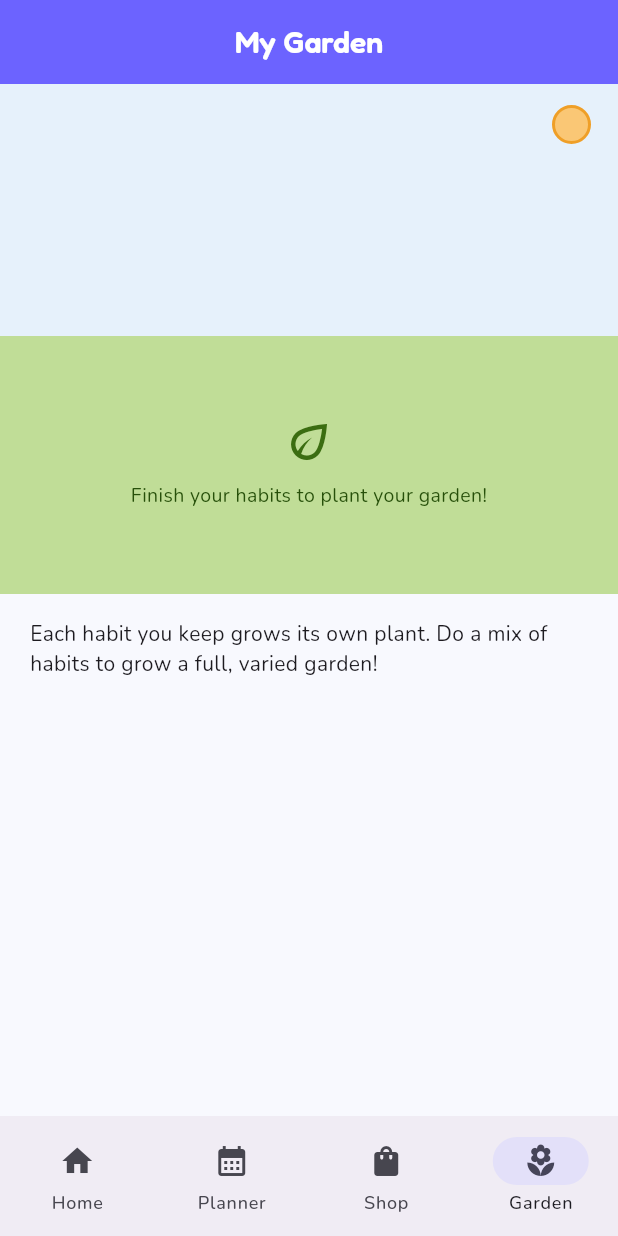
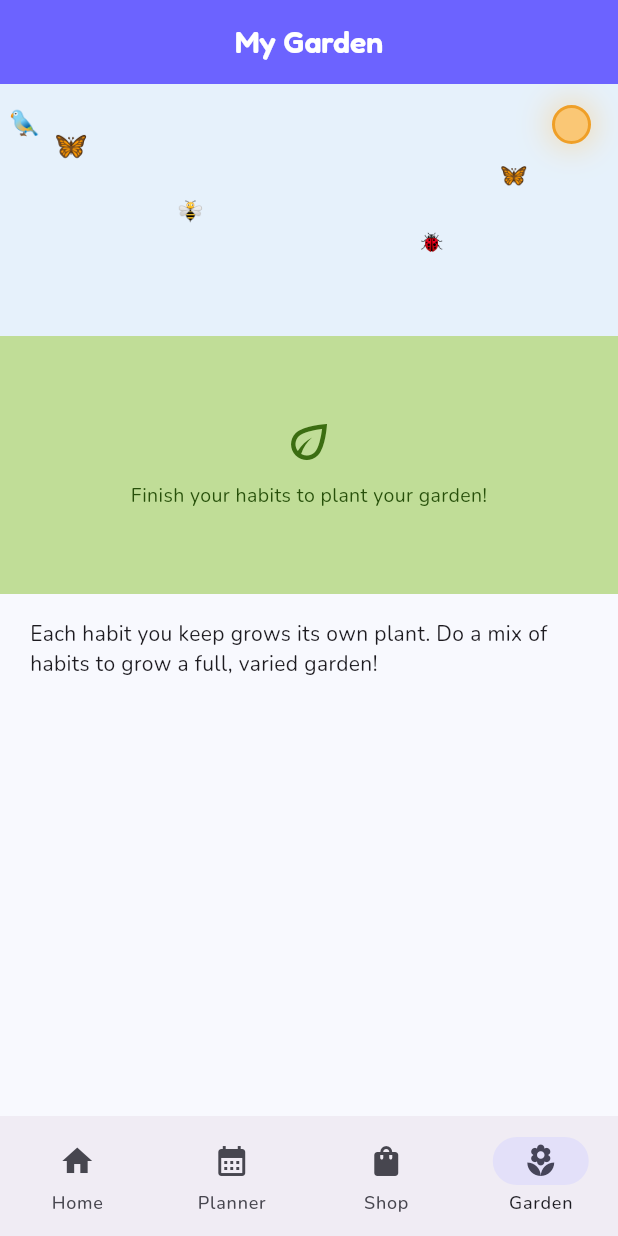
Before and after one commit to AishwaryaKandasami/DigitalHabit, a Flutter app: the screen it shows once a user with an empty profile is signed in, item 4 of the bottom bar chosen, on a phone screen of 412 x 824 dp. Run offline on Flutter 3.47's test engine with Material 3 defaults, Android fonts, the phone set to English and light mode, and no system bars; drawn by our look-alikes of flutter_animate; our stand-ins replace cloud_firestore, firebase_auth, firebase_core, flutter_riverpod, go_router, google_fonts; accounts and stored records are empty.

Commit message:
Add creatures, baby-not-egg evolution, and ambient garden life
- Creatures: add 6 (Leaf Panda, Thunder Wolf, Frost Penguin, Sky Robin,
  Bumble Bee, Garden Butterfly) -> 11 total; they auto-appear in the creature
  chooser and the add-child dialog.
- Evolution: start from a Baby animal instead of an Egg. Rename stages to
  Baby/Young/Teen/Adult/Legendary; stage 1 now shows the (small) creature with
  a baby mood note; collapse the egg special-case in 3 screens; reword all
  "hatch" copy to "grows up". No data migration (stage stays an int 1-5).
- Garden: new AmbientLife widget -- butterflies, a bee, a ladybug and a bird
  drifting on flutter_animate loops -- layered into the sky band. Also carries
  the existing sun-breathing / plant-sway polish.
- Docs: README + ARCHITECTURE updated (stage table, creature list).

flutter analyze clean; flutter test 10/10.

Co-Authored-By: Claude Opus 4.8 <noreply@anthropic.com>

```diff
--- a/lib/core/constants/game_constants.dart
+++ b/lib/core/constants/game_constants.dart
@@ -4,8 +4,8 @@ class GameConstants {
   // --- Evolution XP Thresholds (cumulative) ---
   static const List<int> evolutionXpThresholds = [0, 100, 500, 1500, 4000];
   static const List<String> evolutionStageNames = [
-    'Egg',
     'Baby',
+    'Young',
     'Teen',
     'Adult',
     'Legendary',
--- a/lib/features/auth/presentation/profile_picker_screen.dart
+++ b/lib/features/auth/presentation/profile_picker_screen.dart
@@ -37,9 +37,7 @@ class ProfilePickerScreen extends ConsumerWidget {
                     for (final child in children)
                       _ProfileCard(
                         name: child.displayName,
-                        emoji: child.avatarState.evolutionStage == 1
-                            ? '🥚'
-                            : child.avatarState.creatureType.emoji,
+                        emoji: child.avatarState.creatureType.emoji,
                         color: child.avatarState.creatureType.color,
                         onTap: () {
                           ref
--- a/lib/features/avatar/presentation/avatar_screen.dart
+++ b/lib/features/avatar/presentation/avatar_screen.dart
@@ -126,7 +126,7 @@ class _AvatarScreenState extends ConsumerState<AvatarScreen> {
             ),
             const SizedBox(height: 8),
 
-            // Egg-stage only: let kid change creature before it hatches
+            // Baby-stage only: let kid change creature before it grows up
             if (avatar.evolutionStage == 1) ...[
               const SizedBox(height: 8),
               OutlinedButton.icon(
@@ -135,7 +135,7 @@ class _AvatarScreenState extends ConsumerState<AvatarScreen> {
                 label: const Text('Change my creature'),
               ),
               Text(
-                'You can change your creature until your egg hatches.',
+                'You can change your creature until your baby grows up.',
                 style: AppTextStyles.caption,
                 textAlign: TextAlign.center,
               ),
--- a/lib/features/dashboard/presentation/grownup_monitor_screen.dart
+++ b/lib/features/dashboard/presentation/grownup_monitor_screen.dart
@@ -199,9 +199,7 @@ class _ChildProgressCard extends StatelessWidget {
                   ),
                   child: Center(
                     child: Text(
-                      avatar.evolutionStage == 1
-                          ? '🥚'
-                          : avatar.creatureType.emoji,
+                      avatar.creatureType.emoji,
                       style: const TextStyle(fontSize: 26),
                     ),
                   ),
--- a/lib/features/family/presentation/add_child_dialog.dart
+++ b/lib/features/family/presentation/add_child_dialog.dart
@@ -85,7 +85,7 @@ class _AddChildDialogState extends ConsumerState<AddChildDialog> {
               const SizedBox(height: 16),
               Text('Starter creature (optional)', style: AppTextStyles.label),
               const SizedBox(height: 4),
-              Text('They can change it later while it\'s still an egg.',
+              Text('They can change it later while it\'s still a baby.',
                   style: AppTextStyles.caption),
               const SizedBox(height: 8),
               Wrap(
--- a/lib/features/family/presentation/family_management_screen.dart
+++ b/lib/features/family/presentation/family_management_screen.dart
@@ -141,7 +141,7 @@ class _MemberTile extends StatelessWidget {
         leading: CircleAvatar(
           backgroundColor: avatar.creatureType.color.withAlpha(40),
           child: Text(
-            avatar.evolutionStage == 1 ? '🥚' : avatar.creatureType.emoji,
+            avatar.creatureType.emoji,
             style: const TextStyle(fontSize: 20),
           ),
         ),
--- /dev/null
+++ b/lib/features/garden/presentation/widgets/ambient_life.dart
@@ -0,0 +1,85 @@
+import 'package:flutter/material.dart';
+import 'package:flutter_animate/flutter_animate.dart';
+
+/// Gentle, non-interactive garden critters — butterflies, a bee, a ladybug and
+/// a bird — drifting over the scene. Pure decoration (emoji + flutter_animate,
+/// no assets). Meant to fill the garden's sky band, behind the creature.
+class AmbientLife extends StatelessWidget {
+  const AmbientLife({super.key});
+
+  @override
+  Widget build(BuildContext context) {
+    return const IgnorePointer(
+      child: Stack(
+        children: [
+          Positioned(
+              left: 36,
+              top: 28,
+              child: _Critter('🦋', 18, 18, -12, 3200, flap: true)),
+          Positioned(
+              right: 60,
+              top: 50,
+              child: _Critter('🦋', 15, -14, -18, 3800,
+                  flap: true, delayMs: 700)),
+          Positioned(
+              left: 118,
+              top: 74,
+              child: _Critter('🐝', 14, 24, -10, 2200, delayMs: 300)),
+          Positioned(
+              right: 116,
+              top: 96,
+              child: _Critter('🐞', 13, -12, -6, 4200)),
+          Positioned(
+              left: 6,
+              top: 14,
+              child: _Critter('🐦', 16, 44, -8, 5200, delayMs: 1200)),
+        ],
+      ),
+    );
+  }
+}
+
+class _Critter extends StatelessWidget {
+  final String emoji;
+  final double size;
+  final double dx;
+  final double dy;
+  final int durationMs;
+  final int delayMs;
+  final bool flap;
+
+  const _Critter(
+    this.emoji,
+    this.size,
+    this.dx,
+    this.dy,
+    this.durationMs, {
+    this.delayMs = 0,
+    this.flap = false,
+  });
+
+  @override
+  Widget build(BuildContext context) {
+    Widget critter = Text(emoji, style: TextStyle(fontSize: size));
+
+    // Butterflies flap their wings (a quick horizontal squish).
+    if (flap) {
+      critter = critter
+          .animate(onPlay: (c) => c.repeat(reverse: true))
+          .scaleX(
+              begin: 1.0, end: 0.55, duration: 260.ms, curve: Curves.easeInOut);
+    }
+
+    // Everyone drifts gently and returns (X and Y on different periods so the
+    // path wanders rather than going straight back and forth).
+    return critter
+        .animate(onPlay: (c) => c.repeat(reverse: true), delay: delayMs.ms)
+        .moveX(begin: 0, end: dx, duration: durationMs.ms, curve: Curves.easeInOut)
+        .moveY(
+          begin: 0,
+          end: dy,
+          duration: (durationMs * 0.6).round().ms,
+          curve: Curves.easeInOut,
+        );
+  }
+}
--- a/lib/features/garden/presentation/widgets/garden_scene.dart
+++ b/lib/features/garden/presentation/widgets/garden_scene.dart
@@ -1,4 +1,5 @@
 import 'package:flutter/material.dart';
+import 'package:flutter_animate/flutter_animate.dart';
 import 'package:flutter_riverpod/flutter_riverpod.dart';
 import 'package:go_router/go_router.dart';
 
@@ -6,6 +7,7 @@ import '../../../family/providers/family_providers.dart';
 import '../../../avatar/presentation/widgets/avatar_display.dart';
 import '../../domain/garden_plant.dart';
 import '../../domain/garden_state.dart';
+import 'ambient_life.dart';
 import 'rive_plant.dart';
 
 /// The garden: a sky band with the sun (sized by streak) and the creature,
@@ -35,6 +37,7 @@ class GardenScene extends ConsumerWidget {
                 right: 18,
                 child: _Sun(streak: garden.streakDays),
               ),
+              const Positioned.fill(child: AmbientLife()),
               Align(
                 alignment: Alignment.bottomCenter,
                 child: GestureDetector(
@@ -88,8 +91,23 @@ class _Sun extends StatelessWidget {
         shape: BoxShape.circle,
         color: const Color(0xFFFAC775),
         border: Border.all(color: const Color(0xFFEF9F27), width: 2),
+        boxShadow: [
+          BoxShadow(
+            color: const Color(0xFFFAC775).withAlpha(150),
+            blurRadius: 18,
+            spreadRadius: 2,
+          ),
+        ],
       ),
-    );
+    )
+        // Gentle breathing glow so the sky feels warm and alive.
+        .animate(onPlay: (c) => c.repeat(reverse: true))
+        .scaleXY(
+          begin: 1.0,
+          end: 1.08,
+          duration: 2400.ms,
+          curve: Curves.easeInOut,
+        );
   }
 }
 
```
Also changed, not shown: lib/features/avatar/domain/creature_type.dart (+7 -1 lines), lib/features/avatar/presentation/choose_avatar_screen.dart (+10 -10 lines), lib/features/avatar/presentation/widgets/avatar_display.dart (+2 -6 lines), lib/features/garden/presentation/widgets/rive_plant.dart (+28 -2 lines), 2 other files.
